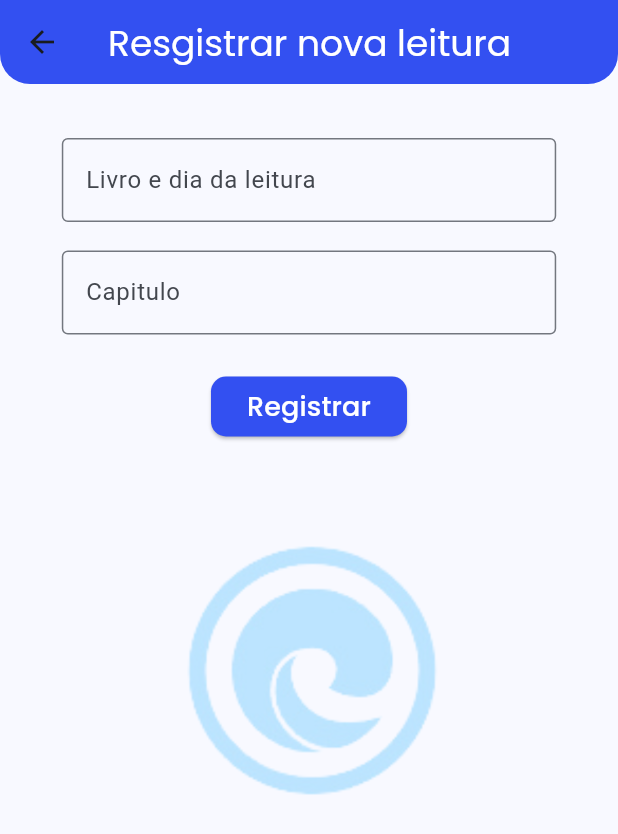
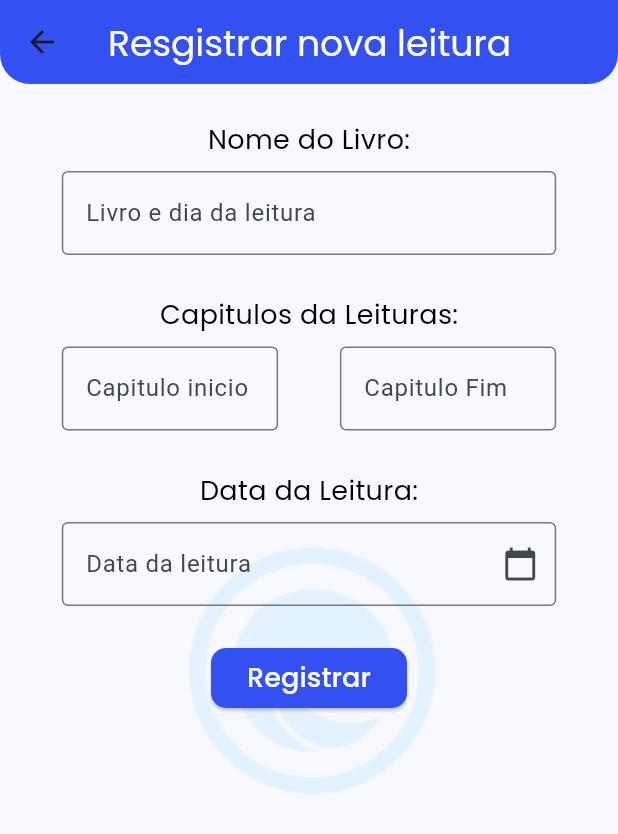
Before and after one commit to raonylino/leituraDiaria, a Flutter app: the RegisterListPage screen opened by its route, on a phone screen of 412 x 824 dp. Shown: the top 834 px of the screen. Run offline on Flutter 3.47's test engine with Material 3 defaults, Android fonts, the light colour scheme and no system bars; our stand-ins replace bloc, dio, firebase_core, flutter_bloc, freezed_annotation, loading_animation_widget; missing offline and left inert: material_dialogs; accounts and stored records are empty; network calls fail.

Commit message:
feat: registro e alteração no status da leitura

```diff
--- a/lib/src/features/register/register_list_page.dart
+++ b/lib/src/features/register/register_list_page.dart
@@ -14,12 +14,16 @@ class RegisterListPage extends StatefulWidget {
 class _RegisterListPageState extends State<RegisterListPage> {
   final formKey = GlobalKey<FormState>();
   final _livroEC = TextEditingController();
-  final _capituloEC = TextEditingController();
+  final _capituloInicioEC = TextEditingController();
+  final _capituloFimEC = TextEditingController();
+  final _dataEC = TextEditingController();
 
   @override
   void dispose() {
     _livroEC.dispose();
-    _capituloEC.dispose();
+    _capituloInicioEC.dispose();
+    _capituloFimEC.dispose();
+    _dataEC.dispose();
     super.dispose();
   }
 
@@ -74,14 +78,24 @@ class _RegisterListPageState extends State<RegisterListPage> {
                 image: DecorationImage(
                     image: AssetImage('assets/images/background_register.png'),
                     fit: BoxFit.cover,
-                    opacity: 0.3),
+                    opacity: 0.1),
               ),
               padding: const EdgeInsets.all(8.0),
               width: sizeOF.width,
               child: Column(
                 crossAxisAlignment: CrossAxisAlignment.center,
                 children: [
-                  const SizedBox(height: 20),
+                  const Padding(
+                    padding: EdgeInsets.all(8.0),
+                    child: Text(
+                      'Nome do Livro:',
+                      style: TextStyle(
+                        color: Colors.black,
+                        fontSize: 18,
+                        fontFamily: 'Poppins',
+                      ),
+                    ),
+                  ),
                   SizedBox(
                     height: 60,
                     width: sizeOF.width * .8,
@@ -100,13 +114,29 @@ class _RegisterListPageState extends State<RegisterListPage> {
                     ),
                   ),
                   const SizedBox(height: 15),
+                  const Padding(
+                    padding: EdgeInsets.all(8.0),
+                    child: Text(
+                      'Capitulos da Leituras:',
+                      style: TextStyle(
+                        color: Colors.black,
+                        fontSize: 18,
+                        fontFamily: 'Poppins',
+                      ),
+                    ),
+                  ),
+                  SizedBox(
+                    width: sizeOF.width * .8,
+                    child: Row(
+                      mainAxisAlignment: MainAxisAlignment.spaceBetween,
+                      children: [
                         SizedBox(
                           height: 60,
-                    width: sizeOF.width * .8,
+                          width: sizeOF.width * .35,
                           child: TextFormField(
-                      controller: _capituloEC,
+                            controller: _capituloInicioEC,
                             decoration: const InputDecoration(
-                        label: Text('Capitulo'),
+                              label: Text('Capitulo inicio'),
                               border: OutlineInputBorder(),
                             ),
                             validator: (String? value) {
@@ -115,6 +145,54 @@ class _RegisterListPageState extends State<RegisterListPage> {
                               }
                               return null;
                             },
+                          ),
+                        ),
+                        SizedBox(
+                          height: 60,
+                          width: sizeOF.width * .35,
+                          child: TextFormField(
+                            controller: _capituloFimEC,
+                            decoration: const InputDecoration(
+                              label: Text('Capitulo Fim'),
+                              border: OutlineInputBorder(),
+                            ),
+                            validator: (String? value) {
+                              if (value == null || value.isEmpty) {
+                                return 'Capitulo obrigatorio';
+                              }
+                              return null;
+                            },
+                          ),
+                        ),
+                      ],
+                    ),
+                  ),
+                  const SizedBox(height: 15),
+                  const Padding(
+                    padding: EdgeInsets.all(8.0),
+                    child: Text(
+                      'Data da Leitura:',
+                      style: TextStyle(
+                        color: Colors.black,
+                        fontSize: 18,
+                        fontFamily: 'Poppins',
+                      ),
+                    ),
+                  ),
+                  SizedBox(
+                    height: 60,
+                    width: sizeOF.width * .8,
+                    child:TextFormField(
+              controller: _dataEC,
+              decoration: InputDecoration(
+                labelText: 'Data da leitura',
+                border: const OutlineInputBorder(),
+                suffixIcon: IconButton(
+                  icon: const Icon(Icons.calendar_today),
+                  onPressed: () => _selectDate(context),
+                ),
+              ),
+              readOnly: true,
             ),
                   ),
                   const SizedBox(height: 20),
@@ -134,7 +212,9 @@ class _RegisterListPageState extends State<RegisterListPage> {
                         context.read<RegisterListCubit>().register(
                               ContactsModel(
                                 livro: _livroEC.text,
-                                capitulo: _capituloEC.text,
+                                capituloInicio:int.parse(_capituloInicioEC.text),
+                                capituloFim: int.parse(_capituloFimEC.text),
+                                dataLeitura: DateTime.parse(_dataEC.text),
                               ),
                             );
                       }
@@ -162,4 +242,18 @@ class _RegisterListPageState extends State<RegisterListPage> {
       ),
     );
   }
+
+  Future<void> _selectDate(BuildContext context) async {
+    final DateTime? picked = await showDatePicker(
+      context: context,
+      initialDate: DateTime.now(),
+      firstDate: DateTime(2000),
+      lastDate: DateTime(2101),
+    );
+    if (picked != null) {
+      setState(() {
+        _dataEC.text = "${picked.year}-${picked.month.toString().padLeft(2, '0')}-${picked.day.toString().padLeft(2, '0')}";
+      });
     }
+  }
+}
--- a/lib/src/features/splash/splash_page.dart
+++ b/lib/src/features/splash/splash_page.dart
@@ -38,9 +38,10 @@ class _SplashPageState extends State<SplashPage> {
         ),
         child: Center(
           child: AnimatedOpacity(
-            duration: const Duration(seconds: 4),
+            duration: const Duration(seconds: 3),
             curve: Curves.easeIn,
             opacity: _animationOpacityLogo,
+            // onEnd: () => Navigator.of(context).pushReplacementNamed('/contact/list'),
             onEnd: () => Navigator.of(context).pushAndRemoveUntil(
                 PageRouteBuilder(
                     settings: const RouteSettings(name: '/login'),
@@ -57,7 +58,7 @@ class _SplashPageState extends State<SplashPage> {
                     ),
                 (route) => false),
             child: AnimatedContainer(
-              duration: const Duration(seconds: 4),
+              duration: const Duration(seconds: 3),
               curve: Curves.linearToEaseOut,
               width: _logoAnimationWidth,
               height: _logoAnimationHeight,
--- a/lib/src/models/contacts_model.dart
+++ b/lib/src/models/contacts_model.dart
@@ -3,29 +3,41 @@ import 'dart:convert';
 class ContactsModel {
   final int? id; // Alterado para int
   final String livro;
-  final String capitulo;
+  final int capituloInicio;
+  final int capituloFim;
+  final DateTime dataLeitura;
+  late bool leituraCompleta;
 
   ContactsModel({
     this.id,
     required this.livro,
-    required this.capitulo,
+    required this.capituloInicio,
+    required this.capituloFim,
+    required this.dataLeitura,
+    this.leituraCompleta = false,
     });
 
   Map<String, dynamic> toMap() {
     return <String, dynamic>{
       'id': id,
       'livro': livro,
-      'capitulo': capitulo,
+      'capituloInicio': capituloInicio,
+      'capituloFim': capituloFim,
+      'dataLeitura': dataLeitura.toIso8601String(),
+      'leituraCompleta': leituraCompleta
     };
   }
 
-  factory ContactsModel.fromMap(Map<String, dynamic> map) {
-    return ContactsModel(
-      id: map['id'] != null ? map['id'] as int : null, // Alterado para int
-      livro: map['livro'] as String,
-      capitulo: map['capitulo'] as String,
-    );
-  }
+factory ContactsModel.fromMap(Map<String, dynamic> map) {
+  return ContactsModel(
+    id: map['id'] != null ? map['id'] as int : null,
+    livro: map['livro'] != null ? map['livro'] as String : '',
+    capituloInicio: map['capituloInicio'] != null ? map['capituloInicio'] as int : 0,
+    capituloFim: map['capituloFim'] != null ? map['capituloFim'] as int : 0,
+    dataLeitura: map['dataLeitura'] != null ? DateTime.parse(map['dataLeitura'] as String) : DateTime.now(),
+    leituraCompleta: map['leituraCompleta'] != null ? map['leituraCompleta'] as bool : false,
+  );
+}
 
   String toJson() => json.encode(toMap());
 
--- a/lib/src/oceans_app.dart
+++ b/lib/src/oceans_app.dart
@@ -7,6 +7,7 @@ import 'package:oceans/src/features/register/cubit/register_list_cubit.dart';
 import 'package:oceans/src/features/register/register_list_page.dart';
 import 'package:oceans/src/features/splash/auth/login/login_page.dart';
 import 'package:oceans/src/features/splash/splash_page.dart';
+import 'package:oceans/src/features/updade/update_update_page.dart';
 import 'package:oceans/src/repositories/contacts_repository.dart';
 
 class OceansApp extends StatelessWidget {
@@ -39,6 +40,8 @@ class OceansApp extends StatelessWidget {
                 child: const RegisterListPage(),
               ),
           '/login': (_) => const LoginPage(),
+
+          '/contact/update': (_) => const UpdateUpdatePage(),
         },
       ),
     );
--- a/lib/src/repositories/contacts_repository.dart
+++ b/lib/src/repositories/contacts_repository.dart
@@ -2,10 +2,17 @@ import 'package:dio/dio.dart';
 import 'package:oceans/src/models/contacts_model.dart';
 
 class ContactsRepository {
+
+
 Future<List<ContactsModel>> findAll() async {
   try {
     final response = await Dio().get("http://10.0.2.2:3031/leituras");
-    return response.data?.map<ContactsModel>((contact) => ContactsModel.fromMap(contact)).toList();
+    List<ContactsModel> contacts = (response.data as List)
+        .map<ContactsModel>((contact) => ContactsModel.fromMap(contact))
+        .toList();
+    contacts.sort((a, b) => a.dataLeitura.compareTo(b.dataLeitura));
+
+    return contacts;
   } catch (e) {
     throw Exception('Erro ao buscar contatos: $e');
   }
@@ -22,6 +29,9 @@ Future<List<ContactsModel>> findAll() async {
   Future <void> update(ContactsModel model) async =>
     Dio().put('http://10.0.2.2:3031/leituras/${model.id}', data: model.toMap());
 
+    Future <void> updateLeitura(ContactsModel model) async =>
+    Dio().put('http://10.0.2.2:3031/leituras/${model.id}', data: model.toMap());
+
   Future <void> delete(ContactsModel model) async =>
     Dio().delete('http://10.0.2.2:3031/leituras/${model.id}');
 }
--- a/pubspec.yaml
+++ b/pubspec.yaml
@@ -47,6 +47,9 @@ dependencies:
   dialog: ^0.8.0
   material_dialogs: ^1.1.5
   wave_loading_bubble: ^0.0.1
+  calendar_slider: ^0.0.4
+  brasil_fields: ^1.15.0
+  intl: ^0.19.0
 
 dev_dependencies:
   flutter_test:
```
Also changed, not shown: lib/src/features/List/cubit/contact_list_cubit.dart (+11 -1 lines), lib/src/features/List/list_data_controller.dart (added, +22 -0 lines), lib/src/features/List/list_page.dart (+46 -16 lines), lib/src/features/updade/update_update_page.dart (added, +14 -0 lines), pubspec.lock. Lines whose indentation alone changed are shown as unchanged.
